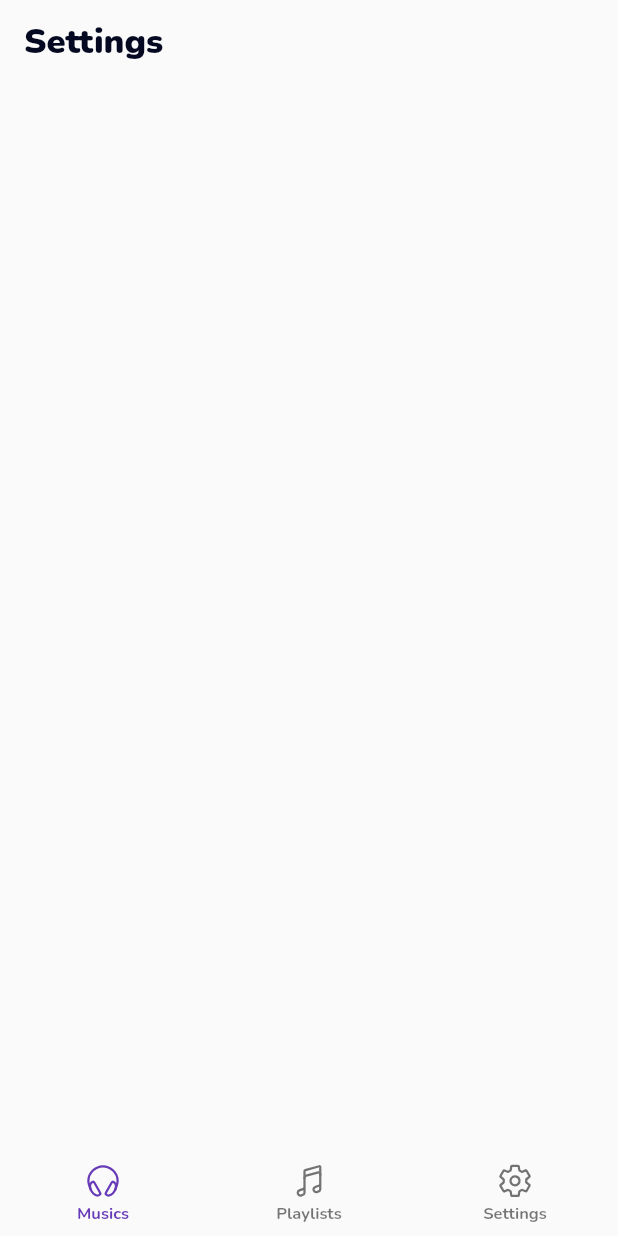
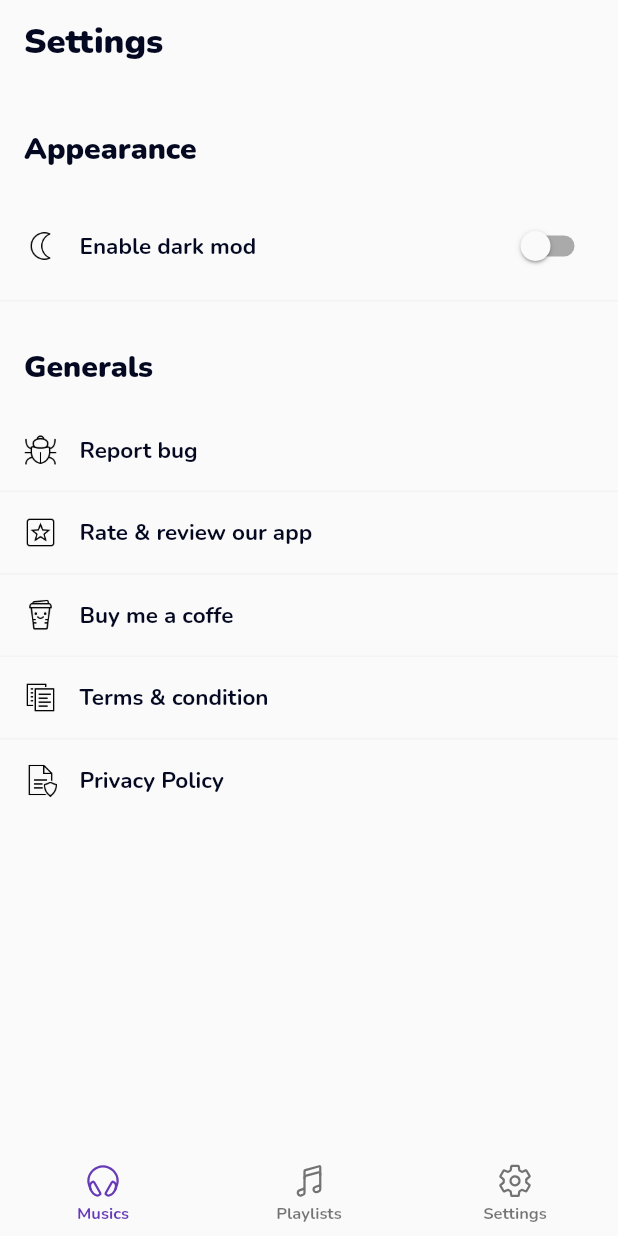
Before and after one commit to sina-moradbakhti/ace_player, a Flutter app: the screen it shows after launch, swiped to page 3, on a phone screen of 412 x 824 dp. Run offline on Flutter 3.47's test engine with Material 2 defaults, Android fonts, the phone set to English and light mode, and no system bars; our stand-ins replace assets_audio_player, file_picker, get, get_storage, in_app_review, ionicons; missing offline and left inert: al_downloader, cached_memory_image, flutter_media_metadata, id3, mailto; statements that could not run were skipped.

Commit message:
settings

```diff
--- a/lib/blocs/download.bloc.dart
+++ b/lib/blocs/download.bloc.dart
@@ -1,7 +1,6 @@
 import 'package:ace_player/blocs/base.bloc.dart';
 import 'package:ace_player/models/dl_status.enum.dart';
 import 'package:al_downloader/al_downloader.dart';
-import 'package:flutter/material.dart';
 import 'package:flutter/services.dart';
 import 'package:get/get.dart';
 
--- /dev/null
+++ b/lib/components/settings_item.widget.dart
@@ -0,0 +1,86 @@
+import 'package:ace_player/configs.dart';
+import 'package:flutter/material.dart';
+
+class SettingsItem extends StatelessWidget {
+  final VoidCallback? onTapped;
+  final String title;
+  final Image? icon;
+  final bool isLastItem;
+  final bool hasSwitch;
+  final bool switchOn;
+  const SettingsItem(
+      {super.key,
+      required this.title,
+      this.icon,
+      this.onTapped,
+      this.isLastItem = false,
+      this.hasSwitch = false,
+      this.switchOn = false});
+
+  final double _ICON_SIZE = 22;
+
+  @override
+  Widget build(BuildContext context) {
+    return InkWell(
+      onTap: onTapped,
+      child: Container(
+        decoration: !isLastItem
+            ? BoxDecoration(
+                border: Border(
+                    bottom: BorderSide(width: 1, color: AppColors.lightGrey)))
+            : const BoxDecoration(),
+        child: Padding(
+          padding: const EdgeInsets.all(16),
+          child: Row(
+            mainAxisAlignment: hasSwitch
+                ? MainAxisAlignment.spaceBetween
+                : MainAxisAlignment.start,
+            crossAxisAlignment: CrossAxisAlignment.center,
+            children: hasSwitch
+                ? [
+                    Row(
+                      mainAxisAlignment: MainAxisAlignment.start,
+                      crossAxisAlignment: CrossAxisAlignment.center,
+                      children: [
+                        SizedBox(
+                          width: _ICON_SIZE,
+                          height: _ICON_SIZE,
+                          child: icon ?? Container(),
+                        ),
+                        const SizedBox(
+                          width: 15,
+                        ),
+                        Text(
+                          title,
+                          style: AppTextStyles.normal
+                              .copyWith(fontWeight: FontWeight.w700),
+                        )
+                      ],
+                    ),
+                    Switch(
+                      value: switchOn,
+                      materialTapTargetSize: MaterialTapTargetSize.shrinkWrap,
+                      onChanged: (_) {},
+                    )
+                  ]
+                : [
+                    SizedBox(
+                      width: _ICON_SIZE,
+                      height: _ICON_SIZE,
+                      child: icon ?? Container(),
+                    ),
+                    const SizedBox(
+                      width: 15,
+                    ),
+                    Text(
+                      title,
+                      style: AppTextStyles.normal
+                          .copyWith(fontWeight: FontWeight.w700),
+                    )
+                  ],
+          ),
+        ),
+      ),
+    );
+  }
+}
--- a/lib/configs.dart
+++ b/lib/configs.dart
@@ -16,6 +16,10 @@ class AppConfigs {
   static const String baseApiUrl = 'xxx';
   static const String baseUrl = 'xxxx';
   static const String version = '1.0.0';
+  static const String privacyLink = 'http://asbrothers.ca/privacy';
+  static const String termsLink = 'http://asbrothers.ca/terms';
+  static const String buyMeCoffeLink =
+      'https://www.buymeacoffee.com/asbrothers';
 
   // App routes and pages
   static List<GetPage> pages = [
@@ -38,7 +42,36 @@ class AppConfigs {
         // focusedBorder: _outlineInputBorder,
         // focusedErrorBorder: _outlineInputBorder,
       ),
-      scaffoldBackgroundColor: AppColors.scaffoldBackground);
+      scaffoldBackgroundColor: AppColors.scaffoldBackground,
+      bottomSheetTheme:
+          BottomSheetThemeData(backgroundColor: AppColors.scaffoldBackground),
+      bottomNavigationBarTheme: BottomNavigationBarThemeData(
+        backgroundColor: AppColors.scaffoldBackground,
+      ),
+      appBarTheme: AppBarTheme(backgroundColor: AppColors.scaffoldBackground));
+
+  static ThemeData appThemeDarkData = ThemeData(
+      primarySwatch: Colors.lightBlue,
+      fontFamily: 'Nunito',
+      textTheme: _appTextTheme,
+      inputDecorationTheme: InputDecorationTheme(
+        border: _outlineInputBorder,
+        isDense: true,
+        filled: true,
+        enabledBorder: _outlineInputBorder,
+        errorBorder: _outlineInputBorder,
+        disabledBorder: _outlineInputBorder,
+        // focusedBorder: _outlineInputBorder,
+        // focusedErrorBorder: _outlineInputBorder,
+      ),
+      scaffoldBackgroundColor: AppColors.scaffoldDarkBackground,
+      bottomSheetTheme: BottomSheetThemeData(
+          backgroundColor: AppColors.scaffoldDarkBackground),
+      bottomNavigationBarTheme: BottomNavigationBarThemeData(
+        backgroundColor: AppColors.scaffoldDarkBackground,
+      ),
+      appBarTheme:
+          AppBarTheme(backgroundColor: AppColors.scaffoldDarkBackground));
 
   static const TextTheme _appTextTheme = TextTheme();
   static final InputBorder _outlineInputBorder = OutlineInputBorder(
@@ -48,6 +81,8 @@ class AppConfigs {
 
   // Storage Keys
   static String storageKeyMusics = 'STORAGE_KEY_MUSICS';
+  static String storageKeyPlayLists = 'STORAGE_KEY_PLAYLISTS';
+  static String storageKeyDarkMod = 'STORAGE_KEY_DARK_MOD';
 }
 
 class AppColors {
@@ -62,6 +97,7 @@ class AppColors {
   static Color darkGrey = const Color(0xff606060);
   static Color textBlackColor = const Color(0xff040921);
   static Color scaffoldBackground = const Color(0xffFAFAFA);
+  static Color scaffoldDarkBackground = const Color.fromARGB(255, 46, 46, 46);
 
   static LinearGradient blueGreenLightGradient = LinearGradient(colors: [
     AppColors.mainBlue.withOpacity(0.08),
@@ -112,7 +148,7 @@ class AppTextStyles {
       color: AppColors.textBlackColor);
 
   static TextStyle normal = TextStyle(
-      fontSize: 14,
+      fontSize: 15,
       fontWeight: FontWeight.w500,
       color: AppColors.textBlackColor);
 
--- a/lib/main.dart
+++ b/lib/main.dart
@@ -1,14 +1,12 @@
+import 'package:ace_player/appRepo.dart';
 import 'package:ace_player/configs.dart';
 import 'package:ace_player/routes.dart';
-import 'package:al_downloader/al_downloader.dart';
 import 'package:flutter/material.dart';
 import 'package:get/get.dart';
-import 'package:get_storage/get_storage.dart';
 
 void main() async {
   WidgetsFlutterBinding.ensureInitialized();
-  await GetStorage.init();
-  ALDownloaderPrintConfig.enabled = false;
+  await AppRepo().init();
   runApp(const MyApp());
 }
 
@@ -20,6 +18,8 @@ class MyApp extends StatelessWidget {
     return GetMaterialApp(
       title: AppConfigs.appTitle,
       theme: AppConfigs.appThemeData,
+      darkTheme: AppConfigs.appThemeDarkData,
+      themeMode: ThemeMode.dark,
       initialRoute: AppRoutes.splash,
       getPages: AppConfigs.pages,
       builder: (context, child) => GestureDetector(
--- a/lib/page/musics.page.dart
+++ b/lib/page/musics.page.dart
@@ -14,7 +14,6 @@ class MusicsPage extends StatelessWidget {
     return Scaffold(
       appBar: AppBar(
         elevation: 0,
-        backgroundColor: AppColors.scaffoldBackground,
         title: Text(
           'Musics',
           style: AppTextStyles.headline2,
--- a/lib/page/playlist.page.dart
+++ b/lib/page/playlist.page.dart
@@ -10,7 +10,6 @@ class PlaylistPage extends StatelessWidget {
     return Scaffold(
       appBar: AppBar(
         elevation: 0,
-        backgroundColor: AppColors.scaffoldBackground,
         title: Text(
           'Playlists',
           style: AppTextStyles.headline2,
--- a/lib/page/settings.page.dart
+++ b/lib/page/settings.page.dart
@@ -1,20 +1,80 @@
+import 'package:ace_player/blocs/settings.bloc.dart';
+import 'package:ace_player/components/settings_item.widget.dart';
 import 'package:ace_player/configs.dart';
+import 'package:ace_player/utils/ext.dart';
 import 'package:flutter/material.dart';
+import 'package:get/get.dart';
 
 class SettingsPage extends StatelessWidget {
-  const SettingsPage({super.key});
+  SettingsPage({super.key});
+
+  final bloc = Get.put(SettingsBloc());
 
   @override
   Widget build(BuildContext context) {
     return Scaffold(
       appBar: AppBar(
         elevation: 0,
-        backgroundColor: AppColors.scaffoldBackground,
         title: Text(
           'Settings',
           style: AppTextStyles.headline2,
         ),
       ),
+      body: Column(
+        mainAxisAlignment: MainAxisAlignment.start,
+        crossAxisAlignment: CrossAxisAlignment.start,
+        children: [
+          Padding(
+            padding: const EdgeInsets.only(left: 16, bottom: 15, top: 30),
+            child: Text(
+              'Appearance',
+              textAlign: TextAlign.left,
+              style: AppTextStyles.headline3,
+            ),
+          ),
+          Obx(() => SettingsItem(
+                title: 'Enable dark mod',
+                hasSwitch: true,
+                switchOn: bloc.darkMod.value,
+                icon: Image.asset('icon_moon'.getPngPath),
+                onTapped: bloc.toggleTheme,
+              )),
+          Padding(
+            padding: const EdgeInsets.only(left: 16, bottom: 15, top: 30),
+            child: Text(
+              'Generals',
+              textAlign: TextAlign.left,
+              style: AppTextStyles.headline3,
+            ),
+          ),
+          SettingsItem(
+            title: 'Report bug',
+            icon: Image.asset('icon_bug'.getPngPath),
+            onTapped: bloc.reportBug,
+          ),
+          SettingsItem(
+            title: 'Rate & review our app',
+            icon: Image.asset('icon_rate_review'.getPngPath),
+            onTapped: bloc.rateReview,
+          ),
+          SettingsItem(
+            title: 'Buy me a coffe',
+            icon: Image.asset('icon_buy_me_coffe'.getPngPath),
+            onTapped: bloc.buyMeCoffe,
+          ),
+          SettingsItem(
+            title: 'Terms & condition',
+            icon: Image.asset('icon_terms_condition'.getPngPath),
+            onTapped: bloc.termsCondition,
+          ),
+          SettingsItem(
+            title: 'Privacy Policy',
+            icon: Image.asset('icon_privacy_policy'.getPngPath),
+            onTapped: bloc.privacyPolicy,
+            isLastItem: true,
+          ),
+        ],
+      ),
     );
   }
 }
--- a/pubspec.yaml
+++ b/pubspec.yaml
@@ -26,6 +26,8 @@ dependencies:
   cached_memory_image: ^1.3.1
   al_downloader: ^1.6.5
   assets_audio_player: ^3.0.6
+  in_app_review: ^2.0.6
+  mailto: ^2.0.0
 
 dev_dependencies:
   flutter_test:
```
Also changed, not shown: lib/appRepo.dart (+12 -0 lines), lib/blocs/settings.bloc.dart (added, +46 -0 lines), lib/page/splash.page.dart (+14 -6 lines), lib/utils/ext.dart (+17 -1 lines), assets/images/png/icon_bug.png (added), assets/images/png/icon_buy_me_coffe.png (added), assets/images/png/icon_moon.png (added), assets/images/png/icon_privacy_policy.png (added), assets/images/png/icon_purple_play.png (added), assets/images/png/icon_rate_review.png (added), assets/images/png/icon_terms_condition.png (added), pubspec.lock, 3 other files.
